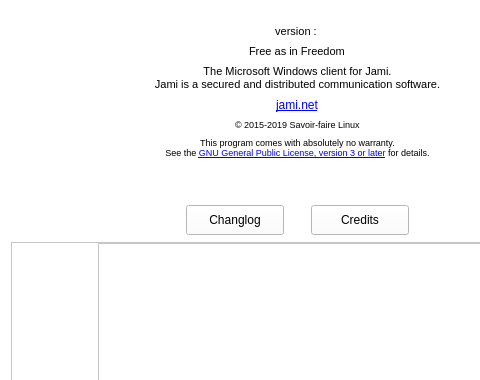
This is aboutdialog.ui in savoirfairelinux/jami-client-windows as Qt 5 draws it before an edit; both pictures show x 0 to 480 and y 0 to 380 of the 595 by 749 pixel window. The edited form follows.
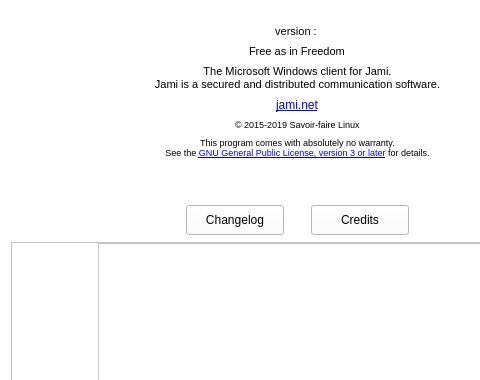
This is the edited form. Icons and pictures are not drawn.

Commit message: aboutdialog: fix typo

```diff
--- a/aboutdialog.ui
+++ b/aboutdialog.ui
@@ -653,7 +653,7 @@
            <string>Changelog</string>
           </property>
           <property name="text">
-           <string>Changlog</string>
+           <string>Changelog</string>
           </property>
           <property name="checkable">
            <bool>false</bool>
```
